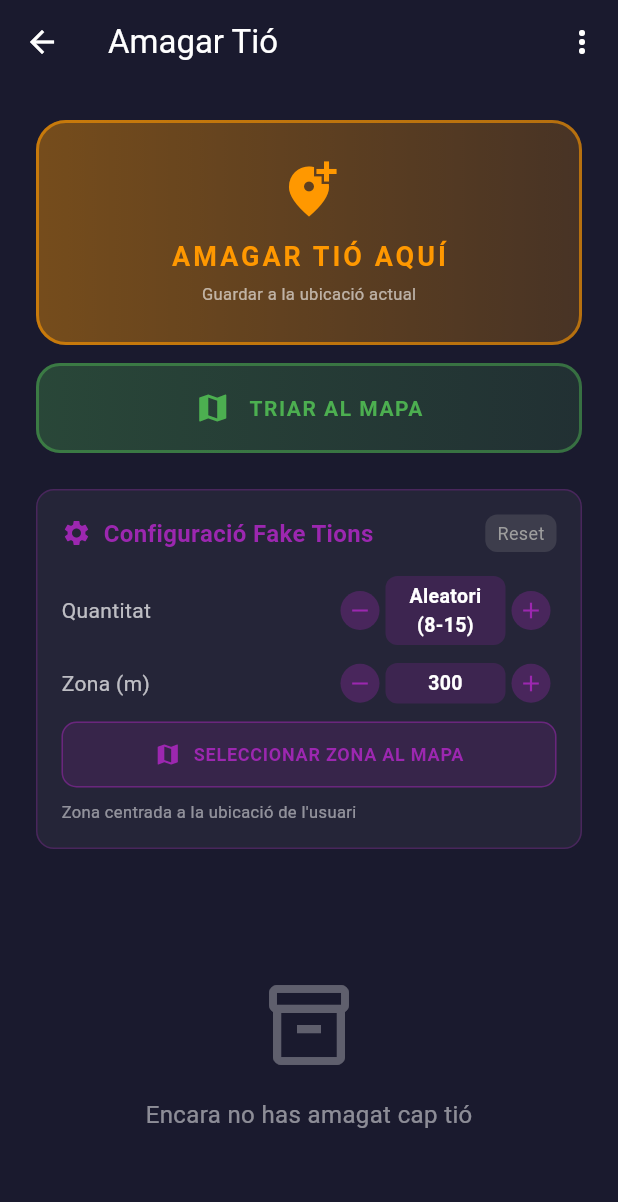
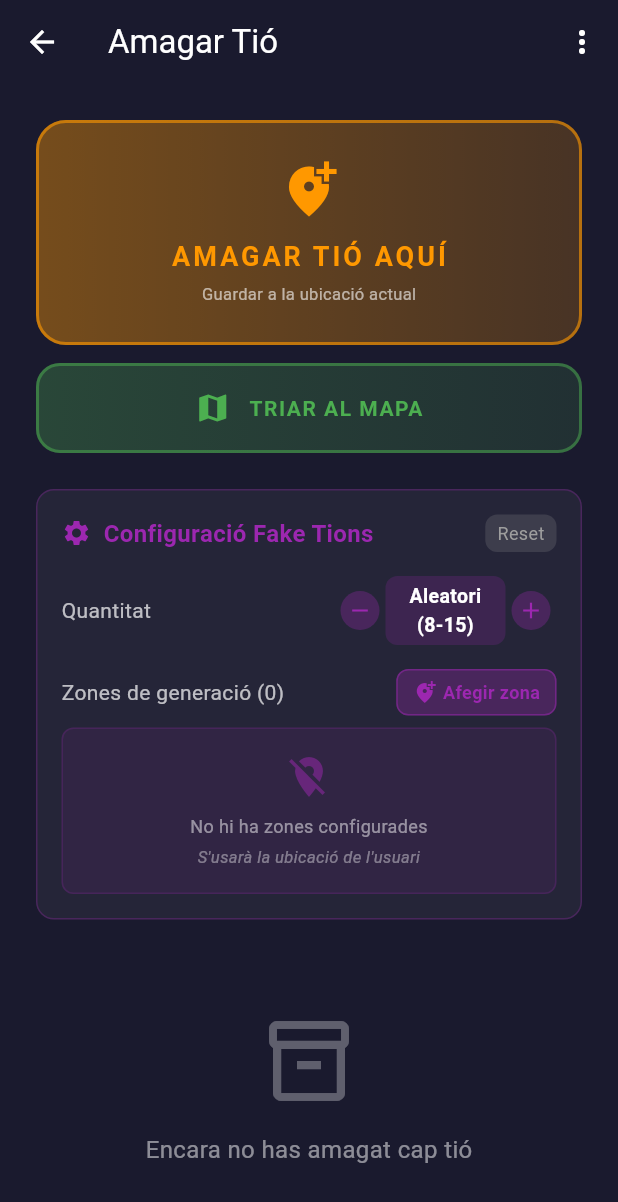
Before and after one commit to davidnajar/TioFinder, a Flutter app: the HideTioScreen screen opened by its route, after a tap on "Reset", on a phone screen of 412 x 824 dp. Shown: the top 1202 px of the screen. Run offline on Flutter 3.47's test engine with Material 3 defaults, Android fonts, the phone set to English and light mode, and no system bars; our stand-ins replace flutter_compass, flutter_map, geolocator, latlong2, shared_preferences, vibration; accounts and stored records are empty.

Commit message:
Add support for multiple fake tiond zones in configuration screen
Co-authored-by: davidnajar <4757467+davidnajar@users.noreply.github.com>

```diff
--- /dev/null
+++ b/tio_finder/lib/models/fake_tions_zone.dart
@@ -0,0 +1,60 @@
+import 'package:uuid/uuid.dart';
+
+/// Model que representa una zona per generar fake tions
+class FakeTionsZone {
+  final String id;
+  final double lat;
+  final double lng;
+  final double radius;
+
+  FakeTionsZone({
+    String? id,
+    required this.lat,
+    required this.lng,
+    required this.radius,
+  }) : id = id ?? const Uuid().v4();
+
+  /// Crea un FakeTionsZone des d'un mapa JSON
+  factory FakeTionsZone.fromJson(Map<String, dynamic> json) {
+    return FakeTionsZone(
+      id: json['id'] as String,
+      lat: (json['lat'] as num).toDouble(),
+      lng: (json['lng'] as num).toDouble(),
+      radius: (json['radius'] as num).toDouble(),
+    );
+  }
+
+  /// Converteix el FakeTionsZone a un mapa JSON
+  Map<String, dynamic> toJson() {
+    return {
+      'id': id,
+      'lat': lat,
+      'lng': lng,
+      'radius': radius,
+    };
+  }
+
+  /// Crea una còpia amb els camps modificats
+  FakeTionsZone copyWith({
+    String? id,
+    double? lat,
+    double? lng,
+    double? radius,
+  }) {
+    return FakeTionsZone(
+      id: id ?? this.id,
+      lat: lat ?? this.lat,
+      lng: lng ?? this.lng,
+      radius: radius ?? this.radius,
+    );
+  }
+
+  @override
+  bool operator ==(Object other) {
+    if (identical(this, other)) return true;
+    return other is FakeTionsZone && other.id == id;
+  }
+
+  @override
+  int get hashCode => id.hashCode;
+}
--- a/tio_finder/lib/models/models.dart
+++ b/tio_finder/lib/models/models.dart
@@ -2,3 +2,4 @@
 export 'target_type.dart';
 export 'radar_target.dart';
 export 'polar_target.dart';
+export 'fake_tions_zone.dart';
--- a/tio_finder/lib/screens/hide_tio_screen.dart
+++ b/tio_finder/lib/screens/hide_tio_screen.dart
@@ -369,39 +369,195 @@ class _HideTioScreenState extends State<HideTioScreen> {
               }
             },
           ),
-          const SizedBox(height: 12),
+          const SizedBox(height: 16),
 
-          // Radi de la zona
-          _buildSettingRow(
-            label: 'Zona (m)',
-            value: '${provider.fakeTionsZoneRadius.toInt()}',
-            onDecrease: () {
-              if (provider.fakeTionsZoneRadius > 50) {
-                provider.setFakeTionsZoneRadius(provider.fakeTionsZoneRadius - 50);
+          // Múltiples zones de fake tions
+          _buildFakeTionsZonesList(provider),
+        ],
+      ),
+    );
   }
-            },
-            onIncrease: () {
-              if (provider.fakeTionsZoneRadius < 500) {
-                provider.setFakeTionsZoneRadius(provider.fakeTionsZoneRadius + 50);
-              }
-            },
+
+  Widget _buildFakeTionsZonesList(HideTioProvider provider) {
+    return Column(
+      crossAxisAlignment: CrossAxisAlignment.start,
+      children: [
+        Row(
+          mainAxisAlignment: MainAxisAlignment.spaceBetween,
+          children: [
+            Text(
+              'Zones de generació (${provider.fakeTionsZones.length})',
+              style: TextStyle(
+                color: Colors.white.withValues(alpha: 0.7),
+                fontSize: 14,
               ),
-          const SizedBox(height: 12),
+            ),
+            GestureDetector(
+              onTap: () => _openAddZoneMapPicker(provider),
+              child: Container(
+                padding: const EdgeInsets.symmetric(horizontal: 10, vertical: 6),
+                decoration: BoxDecoration(
+                  color: Colors.purple.withValues(alpha: 0.3),
+                  borderRadius: BorderRadius.circular(8),
+                  border: Border.all(
+                    color: Colors.purple.withValues(alpha: 0.5),
+                  ),
+                ),
+                child: const Row(
+                  mainAxisSize: MainAxisSize.min,
+                  children: [
+                    Icon(
+                      Icons.add_location_alt,
+                      color: Colors.purple,
+                      size: 16,
+                    ),
+                    SizedBox(width: 4),
+                    Text(
+                      'Afegir zona',
+                      style: TextStyle(
+                        color: Colors.purple,
+                        fontSize: 12,
+                        fontWeight: FontWeight.bold,
+                      ),
+                    ),
+                  ],
+                ),
+              ),
+            ),
+          ],
+        ),
+        const SizedBox(height: 8),
 
-          // Botó per seleccionar zona al mapa
-          _buildZoneMapButton(provider),
-
+        if (provider.fakeTionsZones.isEmpty)
+          Container(
+            width: double.infinity,
+            padding: const EdgeInsets.all(16),
+            decoration: BoxDecoration(
+              color: Colors.purple.withValues(alpha: 0.1),
+              borderRadius: BorderRadius.circular(8),
+              border: Border.all(
+                color: Colors.purple.withValues(alpha: 0.2),
+                style: BorderStyle.solid,
+              ),
+            ),
+            child: Column(
+              children: [
+                Icon(
+                  Icons.location_off,
+                  color: Colors.purple.withValues(alpha: 0.5),
+                  size: 32,
+                ),
                 const SizedBox(height: 8),
                 Text(
-            provider.hasFakeTionsZoneCenter
-                ? 'Zona personalitzada configurada'
-                : 'Zona centrada a la ubicació de l\'usuari',
+                  'No hi ha zones configurades',
                   style: TextStyle(
+                    color: Colors.white.withValues(alpha: 0.5),
+                    fontSize: 12,
+                  ),
+                  textAlign: TextAlign.center,
+                ),
+                const SizedBox(height: 4),
+                Text(
+                  'S\'usarà la ubicació de l\'usuari',
+                  style: TextStyle(
+                    color: Colors.white.withValues(alpha: 0.4),
                     fontSize: 11,
-              color: provider.hasFakeTionsZoneCenter
-                  ? Colors.purple.withValues(alpha: 0.8)
-                  : Colors.white.withValues(alpha: 0.5),
-              fontStyle: provider.hasFakeTionsZoneCenter ? FontStyle.italic : FontStyle.normal,
+                    fontStyle: FontStyle.italic,
+                  ),
+                  textAlign: TextAlign.center,
+                ),
+              ],
+            ),
+          )
+        else
+          Column(
+            children: provider.fakeTionsZones.map((zone) {
+              return _buildZoneCard(zone, provider);
+            }).toList(),
+          ),
+      ],
+    );
+  }
+
+  Widget _buildZoneCard(FakeTionsZone zone, HideTioProvider provider) {
+    return Container(
+      margin: const EdgeInsets.only(bottom: 8),
+      padding: const EdgeInsets.all(12),
+      decoration: BoxDecoration(
+        color: Colors.purple.withValues(alpha: 0.15),
+        borderRadius: BorderRadius.circular(10),
+        border: Border.all(
+          color: Colors.purple.withValues(alpha: 0.3),
+        ),
+      ),
+      child: Row(
+        children: [
+          Container(
+            width: 36,
+            height: 36,
+            decoration: BoxDecoration(
+              color: Colors.purple.withValues(alpha: 0.3),
+              borderRadius: BorderRadius.circular(8),
+            ),
+            child: const Icon(
+              Icons.location_on,
+              color: Colors.purple,
+              size: 20,
+            ),
+          ),
+          const SizedBox(width: 12),
+          Expanded(
+            child: Column(
+              crossAxisAlignment: CrossAxisAlignment.start,
+              children: [
+                Text(
+                  '${zone.lat.toStringAsFixed(4)}, ${zone.lng.toStringAsFixed(4)}',
+                  style: const TextStyle(
+                    color: Colors.white,
+                    fontSize: 12,
+                    fontFamily: 'monospace',
+                  ),
+                ),
+                const SizedBox(height: 2),
+                Text(
+                  'Radi: ${zone.radius.toInt()}m',
+                  style: TextStyle(
+                    color: Colors.purple.withValues(alpha: 0.8),
+                    fontSize: 11,
+                  ),
+                ),
+              ],
+            ),
+          ),
+          GestureDetector(
+            onTap: () => _openEditZoneMapPicker(zone, provider),
+            child: Container(
+              padding: const EdgeInsets.all(8),
+              decoration: BoxDecoration(
+                color: Colors.purple.withValues(alpha: 0.2),
+                borderRadius: BorderRadius.circular(6),
+              ),
+              child: const Icon(
+                Icons.edit,
+                color: Colors.purple,
+                size: 16,
+              ),
+            ),
+          ),
+          const SizedBox(width: 8),
+          GestureDetector(
+            onTap: () => _showDeleteZoneDialog(zone, provider),
+            child: Container(
+              padding: const EdgeInsets.all(8),
+              decoration: BoxDecoration(
+                color: Colors.red.withValues(alpha: 0.2),
+                borderRadius: BorderRadius.circular(6),
+              ),
+              child: const Icon(
+                Icons.delete_outline,
+                color: Colors.red,
+                size: 16,
+              ),
             ),
           ),
         ],
@@ -409,57 +565,8 @@ class _HideTioScreenState extends State<HideTioScreen> {
     );
   }
 
-  Widget _buildZoneMapButton(HideTioProvider provider) {
-    return GestureDetector(
-      onTap: () => _openZoneMapPicker(provider),
-      child: Container(
-        width: double.infinity,
-        padding: const EdgeInsets.symmetric(vertical: 12),
-        decoration: BoxDecoration(
-          color: provider.hasFakeTionsZoneCenter
-              ? Colors.purple.withValues(alpha: 0.3)
-              : Colors.purple.withValues(alpha: 0.15),
-          borderRadius: BorderRadius.circular(10),
-          border: Border.all(
-            color: Colors.purple.withValues(alpha: 0.5),
-            width: 1,
-          ),
-        ),
-        child: Row(
-          mainAxisAlignment: MainAxisAlignment.center,
-          children: [
-            Icon(
-              provider.hasFakeTionsZoneCenter ? Icons.edit_location_alt : Icons.map,
-              color: Colors.purple,
-              size: 18,
-            ),
-            const SizedBox(width: 8),
-            Text(
-              provider.hasFakeTionsZoneCenter
-                  ? 'EDITAR ZONA AL MAPA'
-                  : 'SELECCIONAR ZONA AL MAPA',
-              style: const TextStyle(
-                fontSize: 12,
-                fontWeight: FontWeight.bold,
-                color: Colors.purple,
-                letterSpacing: 0.5,
-              ),
-            ),
-          ],
-        ),
-      ),
-    );
-  }
-
-  Future<void> _openZoneMapPicker(HideTioProvider provider) async {
-    // Utilitzar el centre configurat o la posició actual
-    double initialLat;
-    double initialLng;
-
-    if (provider.hasFakeTionsZoneCenter) {
-      initialLat = provider.fakeTionsZoneCenter!.lat;
-      initialLng = provider.fakeTionsZoneCenter!.lng;
-    } else {
+  Future<void> _openAddZoneMapPicker(HideTioProvider provider) async {
+    // Obtenir la posició actual per centrar el mapa
     final currentPos = await provider.getCurrentPosition();
     if (currentPos == null && mounted) {
       ScaffoldMessenger.of(context).showSnackBar(
@@ -470,9 +577,6 @@ class _HideTioScreenState extends State<HideTioScreen> {
       );
       return;
     }
-      initialLat = currentPos?.lat ?? _defaultLatitude;
-      initialLng = currentPos?.lng ?? _defaultLongitude;
-    }
 
     if (!mounted) return;
 
@@ -481,22 +585,90 @@ class _HideTioScreenState extends State<HideTioScreen> {
       MaterialPageRoute(
         builder: (context) => MapPickerScreen(
           mode: MapPickerMode.fakeTionsZone,
-          initialLat: initialLat,
-          initialLng: initialLng,
-          initialRadius: provider.fakeTionsZoneRadius,
+          initialLat: currentPos?.lat ?? _defaultLatitude,
+          initialLng: currentPos?.lng ?? _defaultLongitude,
+          initialRadius: 300.0,
         ),
       ),
     );
 
     if (result != null && mounted) {
-      await provider.setFakeTionsZone(result.lat, result.lng, result.radius ?? 300.0);
+      await provider.addFakeTionsZoneFromCoords(
+        result.lat,
+        result.lng,
+        result.radius ?? 300.0,
+      );
       ScaffoldMessenger.of(context).showSnackBar(
         const SnackBar(
-          content: Text('Zona de fake tions configurada!'),
+          content: Text('Zona de fake tions afegida!'),
           backgroundColor: Colors.purple,
         ),
       );
     }
+  }
+
+  Future<void> _openEditZoneMapPicker(FakeTionsZone zone, HideTioProvider provider) async {
+    if (!mounted) return;
+
+    final result = await Navigator.push<MapPickerResult>(
+      context,
+      MaterialPageRoute(
+        builder: (context) => MapPickerScreen(
+          mode: MapPickerMode.fakeTionsZone,
+          initialLat: zone.lat,
+          initialLng: zone.lng,
+          initialRadius: zone.radius,
+        ),
+      ),
+    );
+
+    if (result != null && mounted) {
+      final updatedZone = zone.copyWith(
+        lat: result.lat,
+        lng: result.lng,
+        radius: result.radius ?? zone.radius,
+      );
+      await provider.updateFakeTionsZone(updatedZone);
+      ScaffoldMessenger.of(context).showSnackBar(
+        const SnackBar(
+          content: Text('Zona de fake tions actualitzada!'),
+          backgroundColor: Colors.purple,
+        ),
+      );
+    }
+  }
+
+  void _showDeleteZoneDialog(FakeTionsZone zone, HideTioProvider provider) {
+    showDialog(
+      context: context,
+      builder: (context) => AlertDialog(
+        backgroundColor: const Color(0xFF2A2A3E),
+        title: const Text(
+          'Eliminar zona?',
+          style: TextStyle(color: Colors.white),
+        ),
+        content: Text(
+          'Segur que vols eliminar aquesta zona de fake tions?\n\nUbicació: ${zone.lat.toStringAsFixed(4)}, ${zone.lng.toStringAsFixed(4)}\nRadi: ${zone.radius.toInt()}m',
+          style: const TextStyle(color: Colors.white70),
+        ),
+        actions: [
+          TextButton(
+            onPressed: () => Navigator.pop(context),
+            child: const Text('Cancel·lar'),
+          ),
+          TextButton(
+            onPressed: () {
+              provider.deleteFakeTionsZone(zone.id);
+              Navigator.pop(context);
+            },
+            child: const Text(
+              'Eliminar',
+              style: TextStyle(color: Colors.red),
+            ),
+          ),
+        ],
+      ),
+    );
   }
 
   Widget _buildSettingRow({
--- a/tio_finder/lib/services/storage_service.dart
+++ b/tio_finder/lib/services/storage_service.dart
@@ -10,6 +10,7 @@ class StorageService {
   static const String _fakeTionsZoneRadiusKey = 'fake_tions_zone_radius';
   static const String _fakeTionsZoneCenterLatKey = 'fake_tions_zone_center_lat';
   static const String _fakeTionsZoneCenterLngKey = 'fake_tions_zone_center_lng';
+  static const String _fakeTionsZonesKey = 'fake_tions_zones';
 
   SharedPreferences? _prefs;
 
@@ -145,4 +146,62 @@ class StorageService {
     }
     return null;
   }
+
+  // ============== Multiple Fake Tions Zones ==============
+
+  /// Guarda una llista de zones de fake tions
+  Future<void> saveFakeTionsZones(List<FakeTionsZone> zones) async {
+    _prefs ??= await SharedPreferences.getInstance();
+    final jsonList = zones.map((z) => z.toJson()).toList();
+    await _prefs?.setString(_fakeTionsZonesKey, json.encode(jsonList));
+  }
+
+  /// Obté totes les zones de fake tions guardades
+  Future<List<FakeTionsZone>> getFakeTionsZones() async {
+    _prefs ??= await SharedPreferences.getInstance();
+    final String? jsonString = _prefs?.getString(_fakeTionsZonesKey);
+
+    if (jsonString == null || jsonString.isEmpty) {
+      return [];
+    }
+
+    try {
+      final List<dynamic> jsonList = json.decode(jsonString) as List<dynamic>;
+      return jsonList
+          .map((item) => FakeTionsZone.fromJson(item as Map<String, dynamic>))
+          .toList();
+    } catch (e) {
+      return [];
+    }
+  }
+
+  /// Afegeix una nova zona de fake tions
+  Future<void> addFakeTionsZone(FakeTionsZone zone) async {
+    final zones = await getFakeTionsZones();
+    zones.add(zone);
+    await saveFakeTionsZones(zones);
+  }
+
+  /// Elimina una zona de fake tions per ID
+  Future<void> deleteFakeTionsZone(String id) async {
+    final zones = await getFakeTionsZones();
+    zones.removeWhere((z) => z.id == id);
+    await saveFakeTionsZones(zones);
+  }
+
+  /// Actualitza una zona de fake tions existent
+  Future<void> updateFakeTionsZone(FakeTionsZone zone) async {
+    final zones = await getFakeTionsZones();
+    final index = zones.indexWhere((z) => z.id == zone.id);
+    if (index != -1) {
+      zones[index] = zone;
+      await saveFakeTionsZones(zones);
+    }
+  }
+
+  /// Elimina totes les zones de fake tions
+  Future<void> deleteAllFakeTionsZones() async {
+    _prefs ??= await SharedPreferences.getInstance();
+    await _prefs?.remove(_fakeTionsZonesKey);
+  }
 }
```
Also changed, not shown: tio_finder/lib/services/hide_tio_provider.dart (+57 -0 lines), tio_finder/lib/services/radar_provider.dart (+23 -1 lines). Lines whose indentation alone changed are shown as unchanged.
